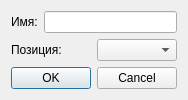
Old version of the form testBAS/dialog.ui in the repository Veala/testBAS.
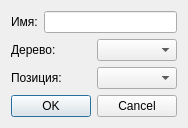
New version of the form.

The edit to the form file:
```diff
--- a/testBAS/dialog.ui
+++ b/testBAS/dialog.ui
@@ -6,8 +6,8 @@
    <rect>
     <x>0</x>
     <y>0</y>
-    <width>174</width>
-    <height>97</height>
+    <width>182</width>
+    <height>125</height>
    </rect>
   </property>
   <property name="windowTitle">
@@ -29,6 +29,20 @@
     </layout>
    </item>
    <item row="1" column="0">
+    <layout class="QHBoxLayout" name="horizontalLayout_3">
+     <item>
+      <widget class="QLabel" name="label_3">
+       <property name="text">
+        <string>Дерево:</string>
+       </property>
+      </widget>
+     </item>
+     <item>
+      <widget class="QComboBox" name="comboBox_tree"/>
+     </item>
+    </layout>
+   </item>
+   <item row="2" column="0">
     <layout class="QHBoxLayout" name="horizontalLayout_2">
      <item>
       <widget class="QLabel" name="label_2">
@@ -42,7 +56,7 @@
      </item>
     </layout>
    </item>
-   <item row="2" column="0">
+   <item row="3" column="0">
     <widget class="QDialogButtonBox" name="buttonBox">
      <property name="orientation">
       <enum>Qt::Horizontal</enum>
```
